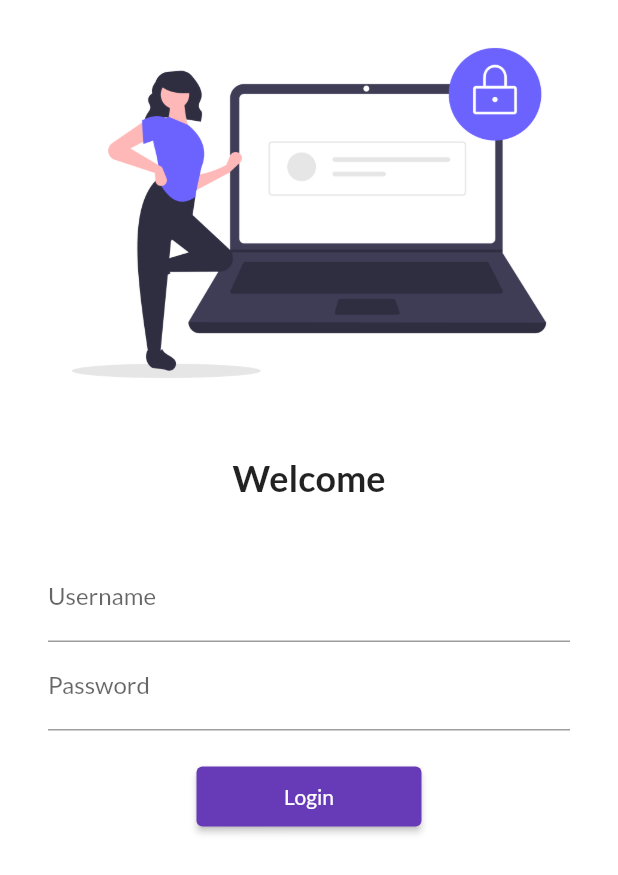
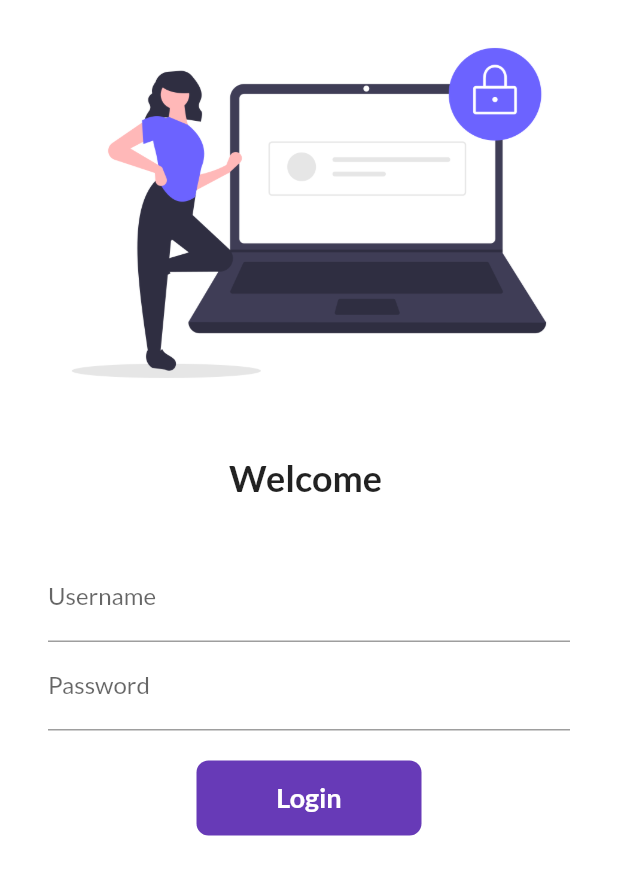
Before and after one commit to Kawi5323/flutter_catalog, a Flutter app: the screen it shows after launch, on a phone screen of 412 x 824 dp. Shown: the top 875 px of the screen. Run offline on Flutter 3.47's test engine with Material 2 defaults, Android fonts, the phone set to English and light mode, and no system bars; our stand-ins replace google_fonts.

Commit message:
Day 6 Completed

```diff
--- a/lib/main.dart
+++ b/lib/main.dart
@@ -5,10 +5,12 @@ import 'package:flutter_catalog/pages/utils/routes.dart';
 import 'package:google_fonts/google_fonts.dart';
 
 void main() {
-  runApp(MyApp());
+  runApp(const MyApp());
 }
 
 class MyApp extends StatelessWidget {
+  const MyApp({super.key});
+
   @override
   Widget build(BuildContext context) {
     return MaterialApp(
@@ -21,9 +23,9 @@ class MyApp extends StatelessWidget {
       darkTheme: ThemeData(brightness: Brightness.dark),
       initialRoute: "/",
       routes: {
-        "/": (context) => LoginPage(),
+        "/": (context) => const LoginPage(),
         MyRoutes.homeRoute: (context) => HomePage(),
-        MyRoutes.loginRoute: (context) => LoginPage()
+        MyRoutes.loginRoute: (context) => const LoginPage()
       },
     );
   }
--- a/lib/pages/login_page.dart
+++ b/lib/pages/login_page.dart
@@ -1,7 +1,16 @@
 import 'package:flutter/material.dart';
 import 'package:flutter_catalog/pages/utils/routes.dart';
 
-class LoginPage extends StatelessWidget {
+class LoginPage extends StatefulWidget {
+  const LoginPage({super.key});
+
+  @override
+  State<LoginPage> createState() => _LoginPageState();
+}
+
+class _LoginPageState extends State<LoginPage> {
+  String name = "";
+  bool changeButton = false;
   @override
   Widget build(BuildContext context) {
     return Material(
@@ -13,14 +22,14 @@ class LoginPage extends StatelessWidget {
               "assets/images/login_image.png",
               fit: BoxFit.cover,
             ),
-            SizedBox(
+            const SizedBox(
               height: 20,
             ),
             Text(
-              "Welcome",
-              style: TextStyle(fontSize: 24, fontWeight: FontWeight.bold),
+              "Welcome $name",
+              style: const TextStyle(fontSize: 24, fontWeight: FontWeight.bold),
             ),
-            SizedBox(
+            const SizedBox(
               height: 20,
             ),
             Padding(
@@ -28,23 +37,57 @@ class LoginPage extends StatelessWidget {
               child: Column(
                 children: [
                   TextFormField(
-                    decoration: InputDecoration(
+                    decoration: const InputDecoration(
                         hintText: "Enter username", labelText: "Username"),
+                    onChanged: (value) {
+                      name = value;
+                      setState(() {});
+                    },
                   ),
                   TextFormField(
                     obscureText: true,
-                    decoration: InputDecoration(
+                    decoration: const InputDecoration(
                         hintText: "Enter password", labelText: "Password"),
                   ),
-                  SizedBox(
+                  const SizedBox(
                     height: 20,
                   ),
-                  ElevatedButton(
-                      onPressed: () {
-                        Navigator.pushNamed(context, MyRoutes.homeRoute);
-                      },
-                      child: Text("Login"),
-                      style: TextButton.styleFrom(minimumSize: Size(150, 40))),
+                  InkWell(
+                    onTap: () async {
+                      setState(() {
+                        changeButton = true;
+                      });
+                      await Future.delayed(const Duration(milliseconds: 200));
+                      // ignore: use_build_context_synchronously
+                      Navigator.pushNamed(context, MyRoutes.homeRoute);
+                      await Future.delayed(const Duration(milliseconds: 400));
+                      setState(() {
+                        changeButton = false;
+                      });
+                    },
+                    child: AnimatedContainer(
+                      duration: const Duration(milliseconds: 200),
+                      width: changeButton ? 50 : 150,
+                      height: 50,
+                      alignment: Alignment.center,
+                      decoration: BoxDecoration(
+                          color: Colors.deepPurple,
+                          borderRadius:
+                              BorderRadius.circular(changeButton ? 50 : 8)),
+                      child: changeButton
+                          ? const Icon(
+                              Icons.done,
+                              color: Colors.white,
+                            )
+                          : const Text(
+                              "Login",
+                              style: TextStyle(
+                                  color: Colors.white,
+                                  fontWeight: FontWeight.bold,
+                                  fontSize: 18),
+                            ),
+                    ),
+                  )
                 ],
               ),
             )
```
Also changed, not shown: lib/pages/home_page.dart (+7 -5 lines).
